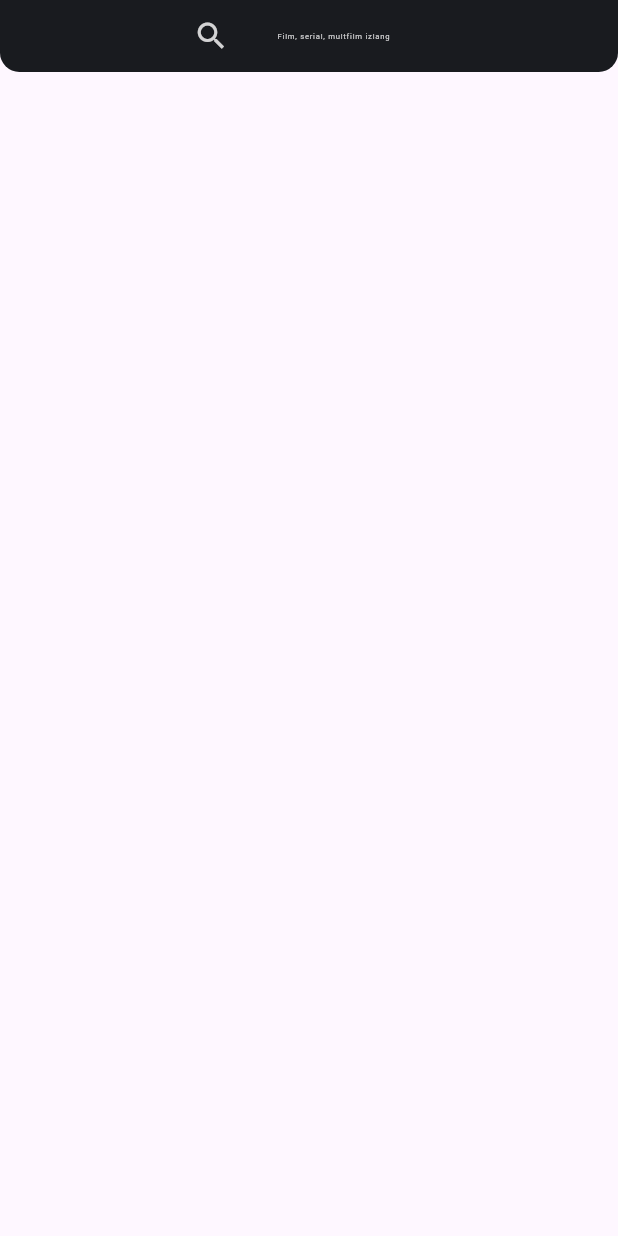
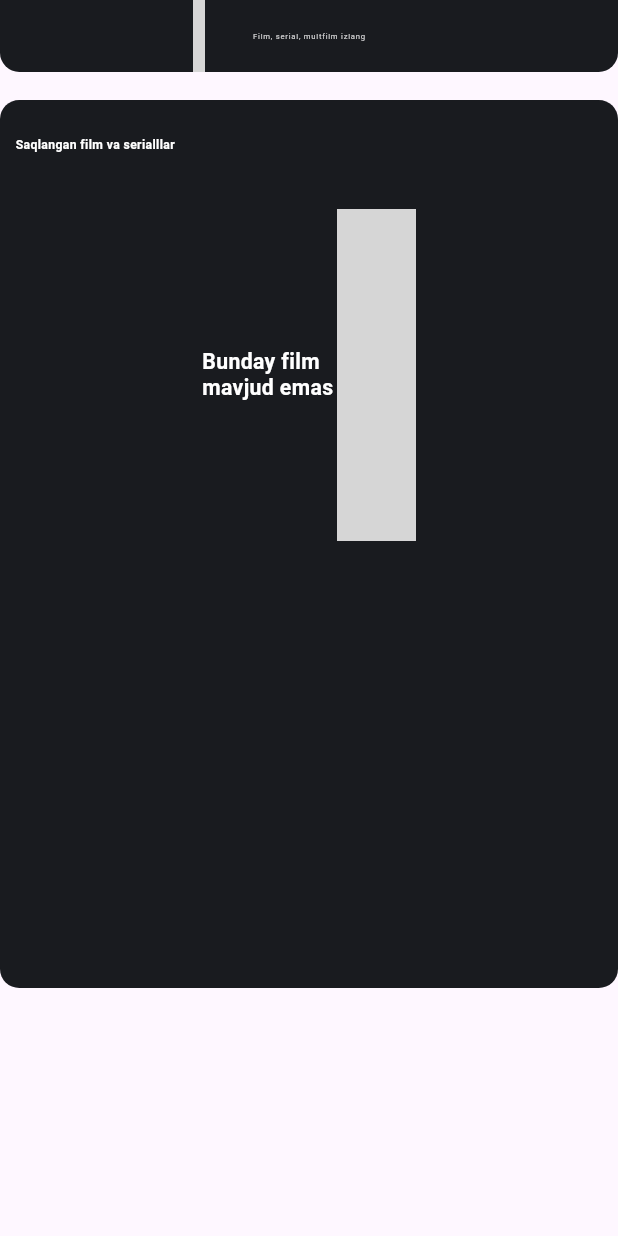
Before and after one commit to muhammadxoja-sayfidinov/neoplay, a Flutter app: the SearchScreen widget shown alone on an empty page, opened directly, on a phone screen of 412 x 824 dp. Run offline on Flutter 3.47's test engine with Material 3 defaults, Android fonts, the phone set to English and light mode, and no system bars; our stand-ins replace flutter_screenutil, flutter_svg; grey boxes are pictures that could not be loaded.

Commit message:
search page
Signed-off-by: abduqahhor-001 <abduqahhora364@gmail.com>

```diff
--- a/lib/core/constants/colors.dart
+++ b/lib/core/constants/colors.dart
@@ -11,3 +11,4 @@ const Color starsYellow = Color.fromRGBO(249, 158, 23, 1);
 const Color lightGreen = Color.fromRGBO(65, 188, 85, 0.6);
 const Color errorColor = Color.fromRGBO(235, 94, 15, 1);
 const Color gilosNeutral = Color.fromRGBO(211, 211, 212, 1);
+const Color gilosNeutralWhite = Color.fromRGBO(255, 255, 255, 1);
--- a/lib/presentation/screens/main_pages/main_navigation_page.dart
+++ b/lib/presentation/screens/main_pages/main_navigation_page.dart
@@ -61,6 +61,7 @@ class _MainNavigationPageState extends State<MainNavigationPage> {
             child: Column(
               children: [
                 Expanded(
+
                     child: Padding(
                   padding: EdgeInsets.only(left: 162.w, right: 85.w),
                   child: body,
--- a/lib/presentation/screens/main_pages/search_screen.dart
+++ b/lib/presentation/screens/main_pages/search_screen.dart
@@ -1,5 +1,6 @@
 import 'package:flutter/material.dart';
 import 'package:flutter_screenutil/flutter_screenutil.dart';
+import 'package:flutter_svg/svg.dart';
 import 'package:neoplay/core/constants/colors.dart';
 import 'package:neoplay/core/constants/style.dart';
 class SearchScreen extends StatelessWidget {
@@ -18,10 +19,15 @@ class SearchScreen extends StatelessWidget {
                     ),
                 child: Center(
                   child: TextField(
+
                     controller: _searchController,
+                    style:  CustomTextStyle.style400.copyWith(fontSize: 24.sp , color: gilosNeutralWhite ,),
                     decoration: InputDecoration(
 
-                      icon: Icon(Icons.search , color: gilosNeutral,),
+                      icon: Container(
+                        width: 36.w ,
+                        child: SvgPicture.asset("assets/images/search_logo.svg"),
+                      ),
 
                       hintText: "Film, serial, multfilm izlang",
                       hintStyle: CustomTextStyle.style400.copyWith(fontSize: 24.sp , color: gilosNeutral ,),
@@ -34,12 +40,41 @@ class SearchScreen extends StatelessWidget {
                 )
               ),
 
-            32.h.horizontalSpace,
+            32.h.verticalSpace,
 
             Container(
+              width: double.infinity,
+
+              padding: EdgeInsets.symmetric(vertical: 32.h , horizontal: 48.w),
               decoration: BoxDecoration(
-
+                  color: grey,
+                  borderRadius: BorderRadius.circular(60.r)
               ),
+              child:Column(
+                crossAxisAlignment: CrossAxisAlignment.start,
+                children: [
+                  Text(
+                    "Saqlangan film va serialllar",style:CustomTextStyle.style600.copyWith(fontSize: 38.sp),
+                  ),
+                  66.h.verticalSpace,
+                  Container(
+                    width: double.infinity,
+                      child: Row(
+                    mainAxisAlignment: MainAxisAlignment.center,
+                    crossAxisAlignment: CrossAxisAlignment.center ,
+                    children: [
+                      Text("Bunday film\nmavjud emas",style: CustomTextStyle.style600.copyWith(fontSize: 66.sp),),
+                      60.w.horizontalSpace,
+                      Container(
+                        width: 244.w,
+                        height: 290.h,
+                        child: Image(image: AssetImage("assets/images/search_is_not.png")),
+                      )
+                    ],
+                  )),
+                  470.h.verticalSpace,
+                ],
+              ) ,
             )
           ],
 
```
